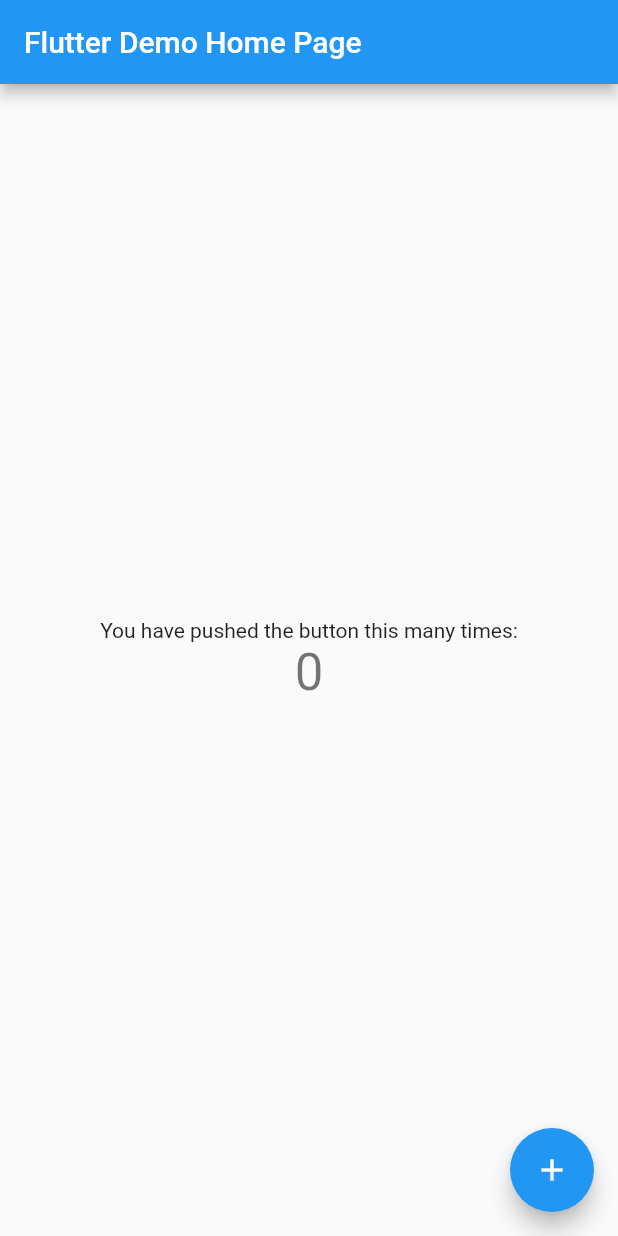
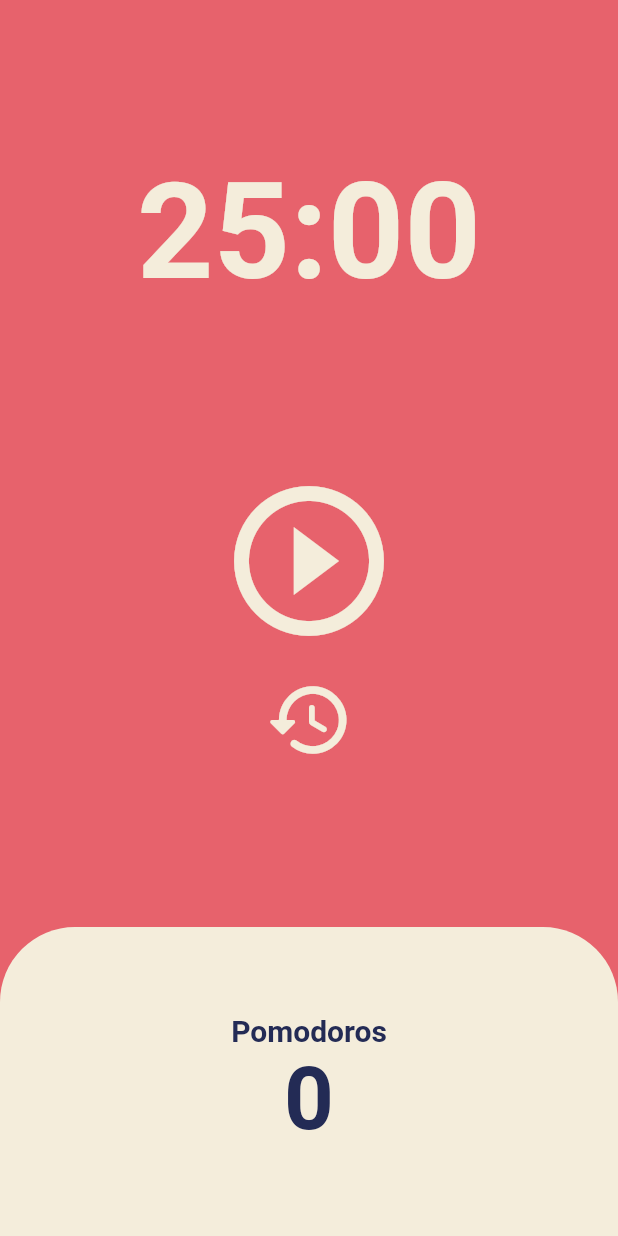
Before and after one commit to jjang3530/flutter_pomodoro_app, a Flutter app: the screen it shows after launch, on a phone screen of 412 x 824 dp. Run offline on Flutter 3.47's test engine with Material 2 defaults, Android fonts, the phone set to English and light mode, and no system bars.

Commit message:
add timer and theme

```diff
--- a/lib/main.dart
+++ b/lib/main.dart
@@ -1,115 +1,28 @@
 import 'package:flutter/material.dart';
+import 'screens/home_screen.dart';
 
 void main() {
-  runApp(const MyApp());
+  runApp(const App());
 }
 
-class MyApp extends StatelessWidget {
-  const MyApp({super.key});
+class App extends StatelessWidget {
+  const App({super.key});
 
-  // This widget is the root of your application.
   @override
   Widget build(BuildContext context) {
     return MaterialApp(
-      title: 'Flutter Demo',
       theme: ThemeData(
-        // This is the theme of your application.
-        //
-        // Try running your application with "flutter run". You'll see the
-        // application has a blue toolbar. Then, without quitting the app, try
-        // changing the primarySwatch below to Colors.green and then invoke
-        // "hot reload" (press "r" in the console where you ran "flutter run",
-        // or simply save your changes to "hot reload" in a Flutter IDE).
-        // Notice that the counter didn't reset back to zero; the application
-        // is not restarted.
-        primarySwatch: Colors.blue,
+        colorScheme: ColorScheme.fromSwatch(
+          backgroundColor: const Color(0xFFE7626C),
+        ),
+        textTheme: const TextTheme(
+          displayLarge: TextStyle(
+            color: Color(0xFF232B55),
+          ),
+        ),
+        cardColor: const Color(0xFFF4EDDB),
       ),
-      home: const MyHomePage(title: 'Flutter Demo Home Page'),
+      home: const HomeScreen(),
     );
   }
 }
-
-class MyHomePage extends StatefulWidget {
-  const MyHomePage({super.key, required this.title});
-
-  // This widget is the home page of your application. It is stateful, meaning
-  // that it has a State object (defined below) that contains fields that affect
-  // how it looks.
-
-  // This class is the configuration for the state. It holds the values (in this
-  // case the title) provided by the parent (in this case the App widget) and
-  // used by the build method of the State. Fields in a Widget subclass are
-  // always marked "final".
-
-  final String title;
-
-  @override
-  State<MyHomePage> createState() => _MyHomePageState();
-}
-
-class _MyHomePageState extends State<MyHomePage> {
-  int _counter = 0;
-
-  void _incrementCounter() {
-    setState(() {
-      // This call to setState tells the Flutter framework that something has
-      // changed in this State, which causes it to rerun the build method below
-      // so that the display can reflect the updated values. If we changed
-      // _counter without calling setState(), then the build method would not be
-      // called again, and so nothing would appear to happen.
-      _counter++;
-    });
-  }
-
-  @override
-  Widget build(BuildContext context) {
-    // This method is rerun every time setState is called, for instance as done
-    // by the _incrementCounter method above.
-    //
-    // The Flutter framework has been optimized to make rerunning build methods
-    // fast, so that you can just rebuild anything that needs updating rather
-    // than having to individually change instances of widgets.
-    return Scaffold(
-      appBar: AppBar(
-        // Here we take the value from the MyHomePage object that was created by
-        // the App.build method, and use it to set our appbar title.
-        title: Text(widget.title),
-      ),
-      body: Center(
-        // Center is a layout widget. It takes a single child and positions it
-        // in the middle of the parent.
-        child: Column(
-          // Column is also a layout widget. It takes a list of children and
-          // arranges them vertically. By default, it sizes itself to fit its
-          // children horizontally, and tries to be as tall as its parent.
-          //
-          // Invoke "debug painting" (press "p" in the console, choose the
-          // "Toggle Debug Paint" action from the Flutter Inspector in Android
-          // Studio, or the "Toggle Debug Paint" command in Visual Studio Code)
-          // to see the wireframe for each widget.
-          //
-          // Column has various properties to control how it sizes itself and
-          // how it positions its children. Here we use mainAxisAlignment to
-          // center the children vertically; the main axis here is the vertical
-          // axis because Columns are vertical (the cross axis would be
-          // horizontal).
-          mainAxisAlignment: MainAxisAlignment.center,
-          children: <Widget>[
-            const Text(
-              'You have pushed the button this many times:',
-            ),
-            Text(
-              '$_counter',
-              style: Theme.of(context).textTheme.headlineMedium,
-            ),
-          ],
-        ),
-      ),
-      floatingActionButton: FloatingActionButton(
-        onPressed: _incrementCounter,
-        tooltip: 'Increment',
-        child: const Icon(Icons.add),
-      ), // This trailing comma makes auto-formatting nicer for build methods.
-    );
-  }
-}
--- /dev/null
+++ b/lib/screens/home_screen.dart
@@ -0,0 +1,150 @@
+import 'package:flutter/material.dart';
+import 'dart:async';
+
+class HomeScreen extends StatefulWidget {
+  const HomeScreen({super.key});
+
+  @override
+  State<HomeScreen> createState() => _HomeScreenState();
+}
+
+class _HomeScreenState extends State<HomeScreen> {
+  static const twentyFiveMinutes = 1500;
+  int totalSeconds = twentyFiveMinutes;
+  bool isRunning = false;
+  int totalPomodoros = 0;
+  late Timer timer;
+
+  void onTick(Timer timer) {
+    if (totalSeconds == 0) {
+      setState(() {
+        totalPomodoros++;
+        isRunning = false;
+        timer.cancel();
+        totalSeconds = twentyFiveMinutes;
+      });
+    } else {
+      setState(() {
+        totalSeconds--;
+      });
+    }
+  }
+
+  void onStartPressed() {
+    timer = Timer.periodic(
+      const Duration(seconds: 1),
+      onTick,
+    );
+    setState(() {
+      isRunning = true;
+    });
+  }
+
+  void onPausePressed() {
+    timer.cancel();
+    setState(() {
+      isRunning = false;
+    });
+  }
+
+  void onResetPressed() {
+    timer.cancel();
+    setState(() {
+      totalSeconds = twentyFiveMinutes;
+      isRunning = false;
+    });
+  }
+
+  String format(int seconds) {
+    var duration = Duration(seconds: seconds);
+    return duration.toString().substring(2, 7);
+  }
+
+  @override
+  Widget build(BuildContext context) {
+    return Scaffold(
+      backgroundColor: Theme.of(context).colorScheme.background,
+      body: Column(
+        children: [
+          Flexible(
+            flex: 1,
+            child: Container(
+              alignment: Alignment.bottomCenter,
+              child: Text(
+                format(totalSeconds),
+                style: TextStyle(
+                  color: Theme.of(context).cardColor,
+                  fontSize: 89,
+                  fontWeight: FontWeight.w600,
+                ),
+              ),
+            ),
+          ),
+          Flexible(
+            flex: 2,
+            child: Column(
+              mainAxisAlignment: MainAxisAlignment.center,
+              children: [
+                IconButton(
+                  iconSize: 120,
+                  color: Theme.of(context).cardColor,
+                  onPressed: isRunning ? onPausePressed : onStartPressed,
+                  icon: Icon(isRunning
+                      ? Icons.pause_circle_outline
+                      : Icons.play_circle_outline),
+                ),
+                IconButton(
+                  iconSize: 60,
+                  color: Theme.of(context).cardColor,
+                  onPressed: onResetPressed,
+                  icon: const Icon(Icons.restore_rounded),
+                )
+              ],
+            ),
+          ),
+          Flexible(
+            flex: 1,
+            child: Row(
+              children: [
+                Expanded(
+                  child: Container(
+                    decoration: BoxDecoration(
+                      color: Theme.of(context).cardColor,
+                      borderRadius: const BorderRadius.only(
+                        topLeft: Radius.circular(50),
+                        topRight: Radius.circular(50),
+                      ),
+                    ),
+                    child: Column(
+                      mainAxisAlignment: MainAxisAlignment.center,
+                      children: [
+                        Text(
+                          'Pomodoros',
+                          style: TextStyle(
+                            fontSize: 20,
+                            fontWeight: FontWeight.w600,
+                            color:
+                                Theme.of(context).textTheme.displayLarge!.color,
+                          ),
+                        ),
+                        Text(
+                          '$totalPomodoros',
+                          style: TextStyle(
+                            fontSize: 58,
+                            fontWeight: FontWeight.w600,
+                            color:
+                                Theme.of(context).textTheme.displayLarge!.color,
+                          ),
+                        ),
+                      ],
+                    ),
+                  ),
+                ),
+              ],
+            ),
+          ),
+        ],
+      ),
+    );
+  }
+}
```
